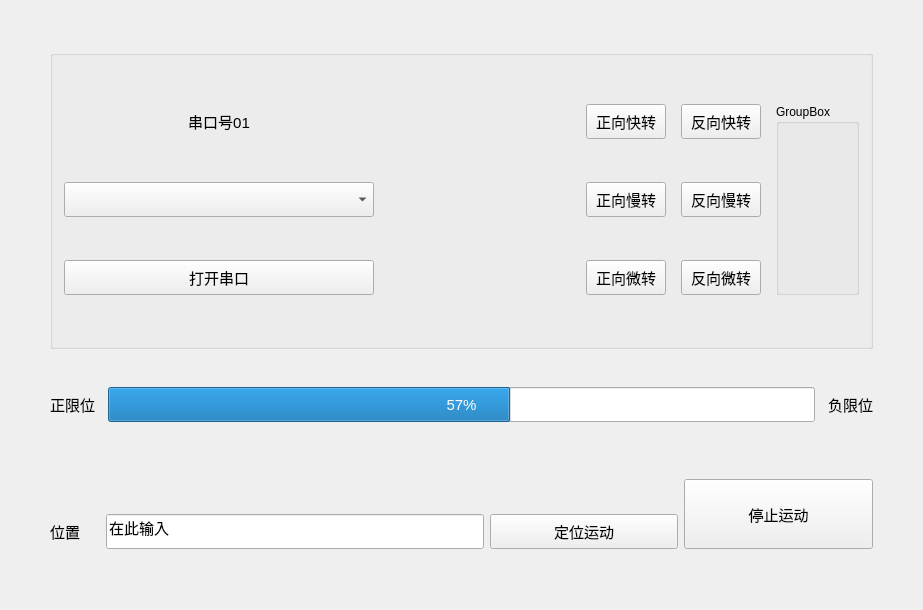
Old version of the form mainwindow.ui in the repository tsuiwade/translationTableControlSystem210909.
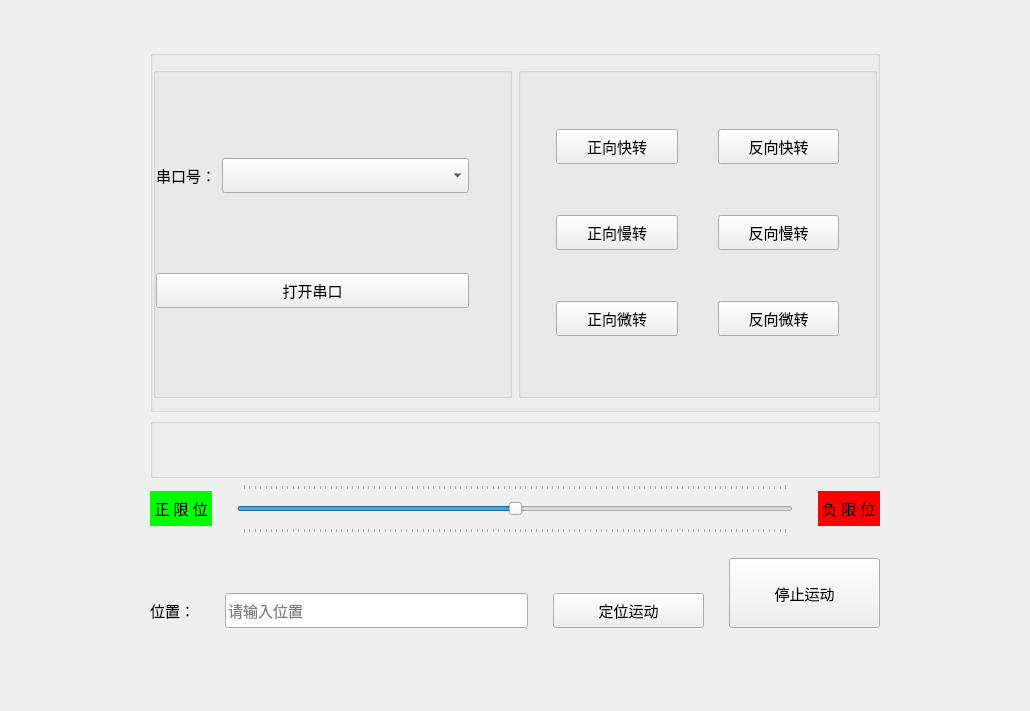
New version of the form.

Diff of the .ui file:
```diff
--- a/mainwindow.ui
+++ b/mainwindow.ui
@@ -6,8 +6,8 @@
    <rect>
     <x>0</x>
     <y>0</y>
-    <width>923</width>
-    <height>610</height>
+    <width>1030</width>
+    <height>711</height>
    </rect>
   </property>
   <property name="sizePolicy">
@@ -32,15 +32,15 @@
      <verstretch>0</verstretch>
     </sizepolicy>
    </property>
-   <layout class="QVBoxLayout" name="verticalLayout" stretch="3,1,1">
+   <layout class="QVBoxLayout" name="verticalLayout" stretch="6,1,0,2">
     <property name="leftMargin">
-     <number>50</number>
+     <number>150</number>
     </property>
     <property name="topMargin">
      <number>50</number>
     </property>
     <property name="rightMargin">
-     <number>50</number>
+     <number>150</number>
     </property>
     <property name="bottomMargin">
      <number>50</number>
@@ -53,46 +53,26 @@
       <property name="title">
        <string/>
       </property>
-      <layout class="QHBoxLayout" name="horizontalLayout_4">
+      <layout class="QHBoxLayout" name="horizontalLayout" stretch="1,1">
+       <property name="leftMargin">
+        <number>0</number>
+       </property>
+       <property name="rightMargin">
+        <number>0</number>
+       </property>
        <item>
-        <layout class="QGridLayout" name="gridLayout" rowstretch="1,0,0" columnstretch="1,0,0,0,0">
-         <property name="sizeConstraint">
-          <enum>QLayout::SetDefaultConstraint</enum>
+        <widget class="QGroupBox" name="groupBox_3">
+         <property name="title">
+          <string/>
          </property>
-         <property name="horizontalSpacing">
-          <number>15</number>
-         </property>
-         <item row="0" column="3">
-          <widget class="QPushButton" name="pushButton_2">
-           <property name="sizePolicy">
-            <sizepolicy hsizetype="Minimum" vsizetype="Preferred">
-             <horstretch>0</horstretch>
-             <verstretch>1</verstretch>
-            </sizepolicy>
-           </property>
-           <property name="minimumSize">
-            <size>
-             <width>0</width>
-             <height>35</height>
-            </size>
-           </property>
-           <property name="maximumSize">
-            <size>
-             <width>16777215</width>
-             <height>35</height>
-            </size>
-           </property>
-           <property name="font">
-            <font>
-             <pointsize>11</pointsize>
-            </font>
-           </property>
-           <property name="text">
-            <string>反向快转</string>
-           </property>
-          </widget>
-         </item>
-         <item row="2" column="0">
+         <layout class="QGridLayout" name="gridLayout_2" columnstretch="0,1">
+          <property name="leftMargin">
+           <number>0</number>
+          </property>
+          <property name="rightMargin">
+           <number>40</number>
+          </property>
+          <item row="1" column="0" colspan="2">
           <widget class="QPushButton" name="btn_open">
            <property name="sizePolicy">
             <sizepolicy hsizetype="Preferred" vsizetype="Preferred">
@@ -122,19 +102,49 @@
            </property>
           </widget>
          </item>
-         <item row="2" column="3">
-          <widget class="QPushButton" name="pushButton_6">
+          <item row="0" column="1">
+           <widget class="QComboBox" name="comboBox_portName">
            <property name="sizePolicy">
-            <sizepolicy hsizetype="Minimum" vsizetype="Preferred">
+             <sizepolicy hsizetype="Preferred" vsizetype="Expanding">
              <horstretch>0</horstretch>
-             <verstretch>1</verstretch>
+              <verstretch>0</verstretch>
             </sizepolicy>
            </property>
            <property name="minimumSize">
             <size>
-             <width>0</width>
+              <width>150</width>
+              <height>0</height>
+             </size>
+            </property>
+            <property name="maximumSize">
+             <size>
+              <width>16777215</width>
              <height>35</height>
             </size>
+            </property>
+            <property name="font">
+             <font>
+              <pointsize>11</pointsize>
+             </font>
+            </property>
+            <property name="currentText">
+             <string/>
+            </property>
+            <property name="sizeAdjustPolicy">
+             <enum>QComboBox::AdjustToMinimumContentsLength</enum>
+            </property>
+            <property name="minimumContentsLength">
+             <number>0</number>
+            </property>
+           </widget>
+          </item>
+          <item row="0" column="0">
+           <widget class="QLabel" name="label_3">
+            <property name="sizePolicy">
+             <sizepolicy hsizetype="Preferred" vsizetype="Preferred">
+              <horstretch>0</horstretch>
+              <verstretch>1</verstretch>
+             </sizepolicy>
            </property>
            <property name="maximumSize">
             <size>
@@ -148,11 +158,35 @@
             </font>
            </property>
            <property name="text">
-            <string>反向微转</string>
-           </property>
-          </widget>
-         </item>
-         <item row="0" column="2">
+             <string>串口号：</string>
+            </property>
+            <property name="alignment">
+             <set>Qt::AlignLeading|Qt::AlignLeft|Qt::AlignVCenter</set>
+            </property>
+           </widget>
+          </item>
+         </layout>
+        </widget>
+       </item>
+       <item>
+        <widget class="QGroupBox" name="groupBox_2">
+         <property name="title">
+          <string/>
+         </property>
+         <layout class="QGridLayout" name="gridLayout">
+          <property name="leftMargin">
+           <number>35</number>
+          </property>
+          <property name="topMargin">
+           <number>11</number>
+          </property>
+          <property name="rightMargin">
+           <number>35</number>
+          </property>
+          <property name="horizontalSpacing">
+           <number>40</number>
+          </property>
+          <item row="0" column="0">
           <widget class="QPushButton" name="pushButton">
            <property name="sizePolicy">
             <sizepolicy hsizetype="Minimum" vsizetype="Preferred">
@@ -185,14 +219,20 @@
            </property>
           </widget>
          </item>
-         <item row="0" column="0">
-          <widget class="QLabel" name="label_3">
+          <item row="0" column="1">
+           <widget class="QPushButton" name="pushButton_2">
            <property name="sizePolicy">
-            <sizepolicy hsizetype="Preferred" vsizetype="Preferred">
+             <sizepolicy hsizetype="Minimum" vsizetype="Preferred">
              <horstretch>0</horstretch>
              <verstretch>1</verstretch>
             </sizepolicy>
            </property>
+            <property name="minimumSize">
+             <size>
+              <width>0</width>
+              <height>35</height>
+             </size>
+            </property>
            <property name="maximumSize">
             <size>
              <width>16777215</width>
@@ -205,44 +245,11 @@
             </font>
            </property>
            <property name="text">
-            <string>串口号01</string>
-           </property>
-           <property name="alignment">
-            <set>Qt::AlignCenter</set>
+             <string>反向快转</string>
            </property>
           </widget>
          </item>
          <item row="1" column="0">
-          <widget class="QComboBox" name="comboBox_portName">
-           <property name="sizePolicy">
-            <sizepolicy hsizetype="Preferred" vsizetype="Preferred">
-             <horstretch>0</horstretch>
-             <verstretch>1</verstretch>
-            </sizepolicy>
-           </property>
-           <property name="minimumSize">
-            <size>
-             <width>0</width>
-             <height>0</height>
-            </size>
-           </property>
-           <property name="maximumSize">
-            <size>
-             <width>16777215</width>
-             <height>35</height>
-            </size>
-           </property>
-           <property name="font">
-            <font>
-             <pointsize>11</pointsize>
-            </font>
-           </property>
-           <property name="sizeAdjustPolicy">
-            <enum>QComboBox::AdjustToMinimumContentsLength</enum>
-           </property>
-          </widget>
-         </item>
-         <item row="1" column="2">
           <widget class="QPushButton" name="pushButton_3">
            <property name="sizePolicy">
             <sizepolicy hsizetype="Minimum" vsizetype="Preferred">
@@ -272,7 +279,7 @@
            </property>
           </widget>
          </item>
-         <item row="1" column="3">
+          <item row="1" column="1">
           <widget class="QPushButton" name="pushButton_4">
            <property name="sizePolicy">
             <sizepolicy hsizetype="Minimum" vsizetype="Preferred">
@@ -302,7 +309,7 @@
            </property>
           </widget>
          </item>
-         <item row="2" column="2">
+          <item row="2" column="0">
           <widget class="QPushButton" name="pushButton_5">
            <property name="sizePolicy">
             <sizepolicy hsizetype="Minimum" vsizetype="Preferred">
@@ -332,50 +339,82 @@
            </property>
           </widget>
          </item>
-         <item row="1" column="1">
-          <spacer name="horizontalSpacer">
-           <property name="orientation">
-            <enum>Qt::Horizontal</enum>
-           </property>
-           <property name="sizeType">
-            <enum>QSizePolicy::Preferred</enum>
-           </property>
-           <property name="sizeHint" stdset="0">
+          <item row="2" column="1">
+           <widget class="QPushButton" name="pushButton_6">
+            <property name="sizePolicy">
+             <sizepolicy hsizetype="Minimum" vsizetype="Preferred">
+              <horstretch>0</horstretch>
+              <verstretch>1</verstretch>
+             </sizepolicy>
+            </property>
+            <property name="minimumSize">
+             <size>
+              <width>0</width>
+              <height>35</height>
+             </size>
+            </property>
+            <property name="maximumSize">
             <size>
-             <width>197</width>
-             <height>32</height>
-            </size>
-           </property>
-          </spacer>
-         </item>
-         <item row="0" column="4" rowspan="3">
-          <widget class="QGroupBox" name="groupBox_2">
+              <width>16777215</width>
+              <height>35</height>
+             </size>
+            </property>
+            <property name="font">
+             <font>
+              <pointsize>11</pointsize>
+             </font>
+            </property>
+            <property name="text">
+             <string>反向微转</string>
+            </property>
+           </widget>
+          </item>
+         </layout>
+        </widget>
+       </item>
+      </layout>
+     </widget>
+    </item>
+    <item>
+     <widget class="QGroupBox" name="groupBox_4">
            <property name="title">
-            <string>GroupBox</string>
-           </property>
-          </widget>
-         </item>
-        </layout>
-       </item>
-      </layout>
-      <zorder></zorder>
+       <string/>
+      </property>
       <zorder></zorder>
      </widget>
     </item>
     <item>
-     <layout class="QHBoxLayout" name="horizontalLayout_2" stretch="0,1,0">
+     <layout class="QHBoxLayout" name="horizontalLayout_2" stretch="0,0,0">
       <property name="spacing">
-       <number>13</number>
+       <number>25</number>
+      </property>
+      <property name="bottomMargin">
+       <number>0</number>
       </property>
       <item>
        <widget class="QLabel" name="label_4">
+        <property name="sizePolicy">
+         <sizepolicy hsizetype="Preferred" vsizetype="Fixed">
+          <horstretch>0</horstretch>
+          <verstretch>0</verstretch>
+         </sizepolicy>
+        </property>
+        <property name="minimumSize">
+         <size>
+          <width>0</width>
+          <height>35</height>
+         </size>
+        </property>
         <property name="font">
          <font>
           <pointsize>11</pointsize>
          </font>
         </property>
+        <property name="styleSheet">
+         <string notr="true">background-color:rgb(0, 255, 0)</string>
+        </property>
         <property name="text">
-         <string>正限位</string>
+         <string> 正 限 位 </string>
         </property>
         <property name="alignment">
          <set>Qt::AlignRight|Qt::AlignTrailing|Qt::AlignVCenter</set>
@@ -383,11 +422,14 @@
        </widget>
       </item>
       <item>
-       <widget class="QProgressBar" name="progressBar">
+       <widget class="QSlider" name="horizontalSlider">
+        <property name="enabled">
+         <bool>true</bool>
+        </property>
         <property name="minimumSize">
          <size>
           <width>0</width>
-          <height>35</height>
+          <height>50</height>
          </size>
         </property>
         <property name="font">
@@ -395,20 +437,56 @@
           <pointsize>11</pointsize>
          </font>
         </property>
+        <property name="maximum">
+         <number>100</number>
+        </property>
+        <property name="singleStep">
+         <number>0</number>
+        </property>
+        <property name="pageStep">
+         <number>0</number>
+        </property>
         <property name="value">
-         <number>57</number>
+         <number>50</number>
+        </property>
+        <property name="tracking">
+         <bool>false</bool>
+        </property>
+        <property name="orientation">
+         <enum>Qt::Horizontal</enum>
+        </property>
+        <property name="tickPosition">
+         <enum>QSlider::TicksBothSides</enum>
+        </property>
+        <property name="tickInterval">
+         <number>0</number>
         </property>
        </widget>
       </item>
       <item>
        <widget class="QLabel" name="label_5">
+        <property name="sizePolicy">
+         <sizepolicy hsizetype="Preferred" vsizetype="Fixed">
+          <horstretch>0</horstretch>
+          <verstretch>0</verstretch>
+         </sizepolicy>
+        </property>
+        <property name="minimumSize">
+         <size>
+          <width>0</width>
+          <height>35</height>
+         </size>
+        </property>
         <property name="font">
          <font>
           <pointsize>11</pointsize>
          </font>
         </property>
+        <property name="styleSheet">
+         <string notr="true">background-color:rgb(255,0, 0)</string>
+        </property>
         <property name="text">
-         <string>负限位</string>
+         <string> 负 限 位 </string>
         </property>
        </widget>
       </item>
@@ -416,14 +494,17 @@
     </item>
     <item>
      <layout class="QHBoxLayout" name="horizontalLayout_3" stretch="0,2,1,1">
+      <property name="spacing">
+       <number>25</number>
+      </property>
       <property name="sizeConstraint">
        <enum>QLayout::SetDefaultConstraint</enum>
       </property>
       <property name="topMargin">
-       <number>11</number>
+       <number>0</number>
       </property>
       <property name="bottomMargin">
-       <number>11</number>
+       <number>33</number>
       </property>
       <item alignment="Qt::AlignBottom">
        <widget class="QLabel" name="label_pos">
@@ -451,7 +532,7 @@
          </font>
         </property>
         <property name="text">
-         <string>位置</string>
+         <string>位置：</string>
         </property>
         <property name="alignment">
          <set>Qt::AlignLeading|Qt::AlignLeft|Qt::AlignVCenter</set>
@@ -484,7 +565,13 @@
          </font>
         </property>
         <property name="inputMask">
-         <string>在此输入</string>
+         <string notr="true"/>
+        </property>
+        <property name="text">
+         <string/>
+        </property>
+        <property name="placeholderText">
+         <string>请输入位置</string>
         </property>
        </widget>
       </item>
```
Lines whose indentation alone changed are shown as unchanged.
